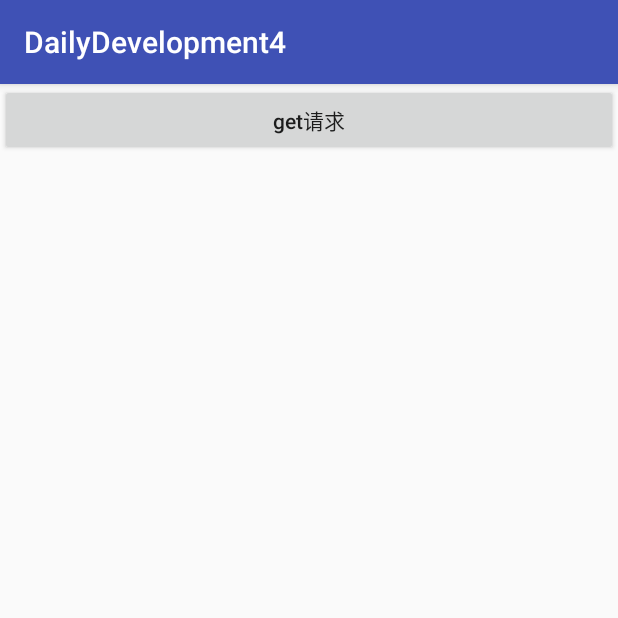
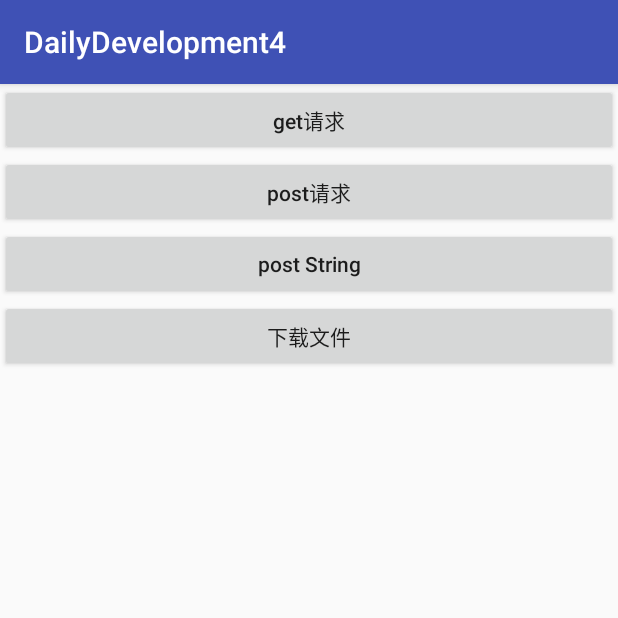
Before and after one commit to caofengbin/DailyDevelopment4, an Android app: the UseOkHttpActivity screen opened directly, with no data from a screen before it, on a phone screen of 412 x 824 dp, the top half of it. Run offline under Robolectric (Android 15) with nearby library versions, the phone set to English and light mode, and no system bars; our stand-ins replace ButterKnife.

```diff
--- a/app/src/main/res/layout/activity_use_ok_http.xml
+++ b/app/src/main/res/layout/activity_use_ok_http.xml
@@ -14,4 +14,25 @@
         android:layout_height="wrap_content"
         android:textAllCaps="false"
         android:text="get请求"/>
+
+    <Button
+        android:id="@+id/post_button"
+        android:layout_width="match_parent"
+        android:layout_height="wrap_content"
+        android:textAllCaps="false"
+        android:text="post请求"/>
+
+    <Button
+        android:id="@+id/post_string_button"
+        android:layout_width="match_parent"
+        android:layout_height="wrap_content"
+        android:textAllCaps="false"
+        android:text="post String"/>
+
+    <Button
+        android:id="@+id/download_file"
+        android:layout_width="match_parent"
+        android:layout_height="wrap_content"
+        android:textAllCaps="false"
+        android:text="下载文件"/>
 </LinearLayout>
```
Also changed, not shown: app/src/main/java/cfb/com/dailydevelopment4/example4/okhttp/UseOkHttpActivity.java (+84 -3 lines), 1 other file.
